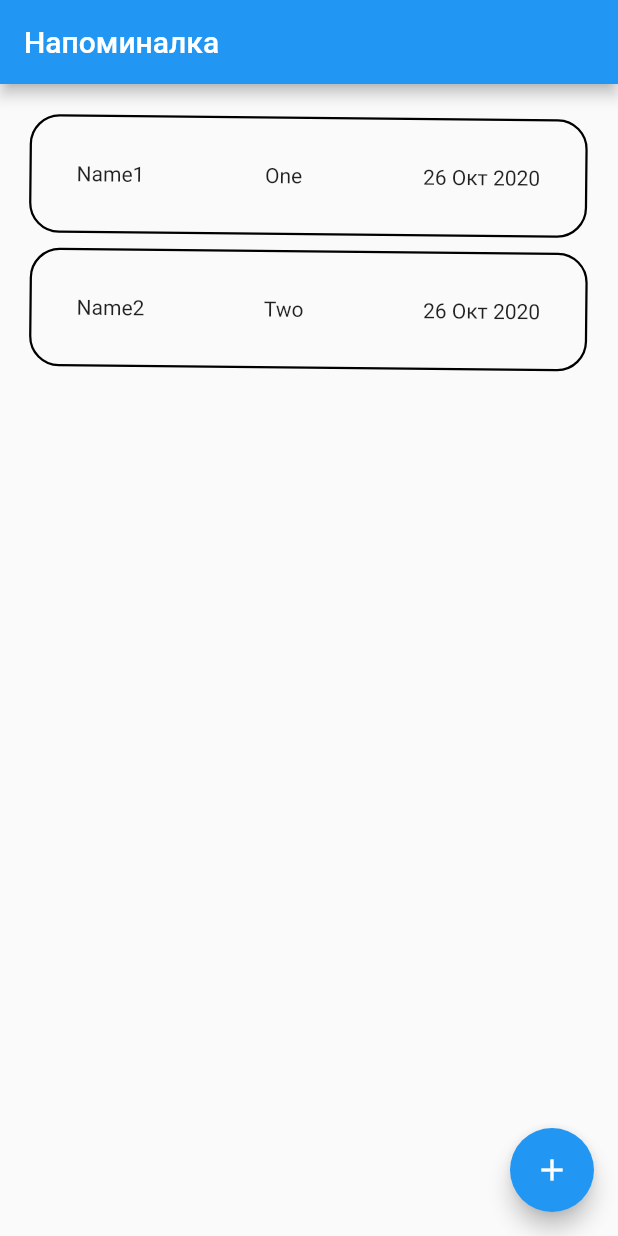
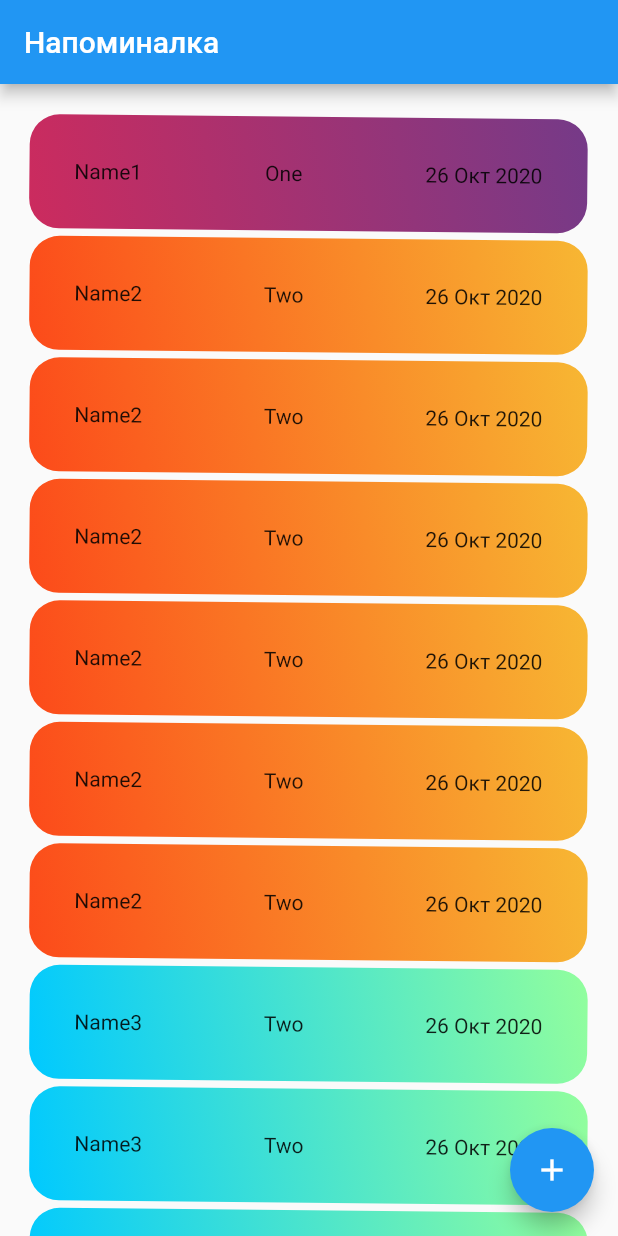
Before and after one commit to znol1/flutter1, a Flutter app: the screen it shows after launch, on a phone screen of 412 x 824 dp. Run offline on Flutter 3.47's test engine with Material 2 defaults, Android fonts, the phone set to English and light mode, and no system bars.

Commit message:
test gradients added

```diff
--- a/lib/main.dart
+++ b/lib/main.dart
@@ -34,6 +34,15 @@ class _MyHomePageState extends State<MyHomePage> {
   final List<Note> _notes = [
     Note(id: '1', date: DateTime.now(), title: 'One', name: 'Name1'),
     Note(id: '2', date: DateTime.now(), title: 'Two', name: 'Name2'),
+    Note(id: '2', date: DateTime.now(), title: 'Two', name: 'Name2'),
+    Note(id: '2', date: DateTime.now(), title: 'Two', name: 'Name2'),
+    Note(id: '2', date: DateTime.now(), title: 'Two', name: 'Name2'),
+    Note(id: '2', date: DateTime.now(), title: 'Two', name: 'Name2'),
+    Note(id: '2', date: DateTime.now(), title: 'Two', name: 'Name2'),
+    Note(id: '2', date: DateTime.now(), title: 'Two', name: 'Name3'),
+    Note(id: '2', date: DateTime.now(), title: 'Two', name: 'Name3'),
+    Note(id: '2', date: DateTime.now(), title: 'Two', name: 'Name3'),
+    Note(id: '2', date: DateTime.now(), title: 'Two', name: 'Name3'),
   ];
 
   void _incrementCounter() {
@@ -48,19 +57,16 @@ class _MyHomePageState extends State<MyHomePage> {
       appBar: AppBar(
         title: Text(widget.title),
       ),
-      body: Container(
-        height: 500,
-        child: ListView.builder(
+      body: ListView.builder(
         padding: EdgeInsets.all(20),
         itemBuilder: (context, item) {
-            if (item.isOdd) return SizedBox(height: 10);
+          if (item.isOdd) return SizedBox(height: 5);
 
           final index = item ~/ 2;
           while (_notes.length > index) {
             return _buildRow(_notes[index]);
           }
         },
-        ),
       ),
       floatingActionButton: FloatingActionButton(
         onPressed: _incrementCounter,
@@ -75,10 +81,33 @@ class _MyHomePageState extends State<MyHomePage> {
       padding: EdgeInsets.all(30),
       transform: Matrix4.rotationZ(0.01),
       decoration: BoxDecoration(
-        border: Border.all(
-          width: 1.5,
-          color: Color(0xFFFF000000),
-        ),
+        gradient: (() {
+          if (element.name == 'Name1') {
+            return LinearGradient(
+                begin: Alignment.bottomLeft,
+                end: Alignment.topRight,
+                colors: [
+                  const Color.fromRGBO(204, 43, 94, 100),
+                  const Color.fromRGBO(117, 58, 136, 100)
+                ]);
+          } else if (element.name == 'Name2') {
+            return LinearGradient(
+                begin: Alignment.bottomLeft,
+                end: Alignment.topRight,
+                colors: [
+                  const Color.fromRGBO(252, 74, 26, 100),
+                  const Color.fromRGBO(247, 183, 51, 100)
+                ]);
+          } else if (element.name == 'Name3') {
+            return LinearGradient(
+                begin: Alignment.bottomLeft,
+                end: Alignment.topRight,
+                colors: [
+                  const Color.fromRGBO(0, 201, 255, 100),
+                  const Color.fromRGBO(146, 254, 157, 100)
+                ]);
+          }
+        }()),
         borderRadius: BorderRadius.circular(20),
       ),
       child: Row(
```
Lines whose indentation alone changed are shown as unchanged.
